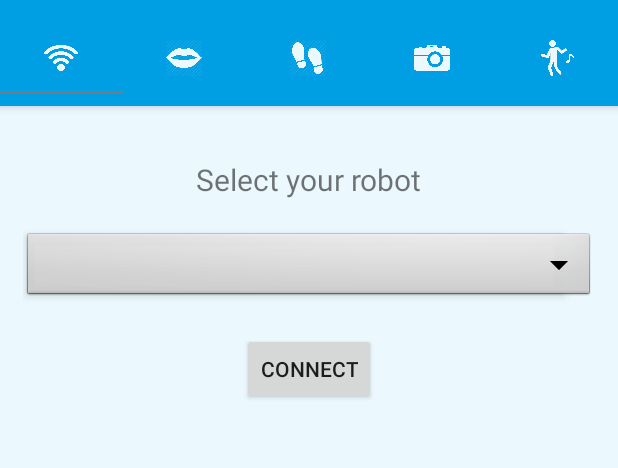
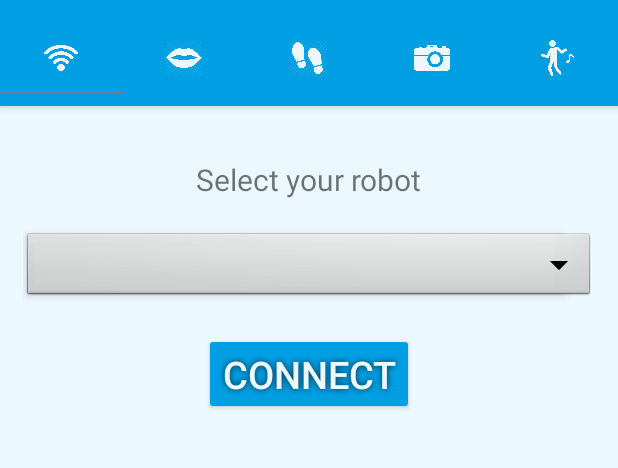
Before and after one commit to Caiit/NAO_Pilot, an Android app: the screen it shows after launch (MainActivity), on a phone screen of 412 x 824 dp, the part 62-530 px from its top. Run offline under Robolectric (Android 15) with nearby library versions, the phone set to English and light mode, and no system bars.

Commit message:
Created button style

```diff
--- a/NAO_Pilot/app/src/main/res/layout/fragment_camera.xml
+++ b/NAO_Pilot/app/src/main/res/layout/fragment_camera.xml
@@ -18,6 +18,7 @@
         android:layout_height="wrap_content">
 
         <Button
+            android:theme="@style/AppTheme.Button"
             android:text="@string/take_picture"
             android:layout_weight="0.5"
             android:layout_width="wrap_content"
@@ -25,6 +26,7 @@
             android:id="@+id/takePictureButton"/>
 
         <Button
+            android:theme="@style/AppTheme.Button"
             android:text="@string/save_picture"
             android:layout_weight="0.5"
             android:layout_width="wrap_content"
--- a/NAO_Pilot/app/src/main/res/layout/fragment_connect.xml
+++ b/NAO_Pilot/app/src/main/res/layout/fragment_connect.xml
@@ -21,6 +21,7 @@
         android:spinnerMode="dropdown" />
 
     <Button
+        android:theme="@style/AppTheme.Button"
         android:layout_margin="20dp"
         android:text="@string/connect"
         android:layout_width="wrap_content"
--- a/NAO_Pilot/app/src/main/res/layout/fragment_speak.xml
+++ b/NAO_Pilot/app/src/main/res/layout/fragment_speak.xml
@@ -25,6 +25,7 @@
 
 
     <Button
+        android:theme="@style/AppTheme.Button"
         android:layout_margin="50dp"
         android:text="@string/say"
         android:layout_width="wrap_content"
--- a/NAO_Pilot/app/src/main/res/values/styles.xml
+++ b/NAO_Pilot/app/src/main/res/values/styles.xml
@@ -10,4 +10,15 @@
         <item name="android:elevation">4dp</item>
     </style>
 
+    <!--Button style-->
+    <style name="AppTheme.Button" parent="Widget.AppCompat.Button.Colored">
+        <item name="colorButtonNormal">@color/colorPrimary</item>
+        <item name="android:textColor">@color/colorBackground</item>
+        <item name="android:shadowColor">@color/colorPrimaryDark</item>
+        <item name="android:shadowRadius">5</item>
+        <item name="android:textSize">25sp</item>
+        <item name="android:elevation">4dp</item>
+        <item name="android:stateListAnimator">@null</item>
+    </style>
+
 </resources>
```
Also changed, not shown: NAO_Pilot/app/src/main/res/layout/fragment_moves.xml (+8 -44 lines).
